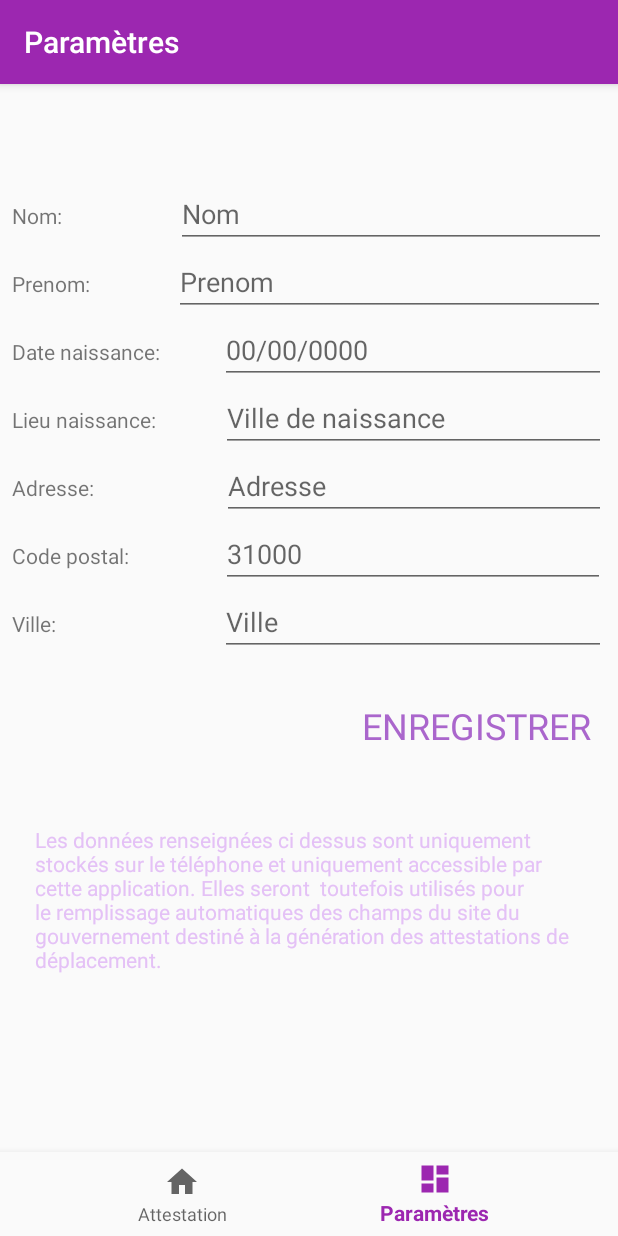
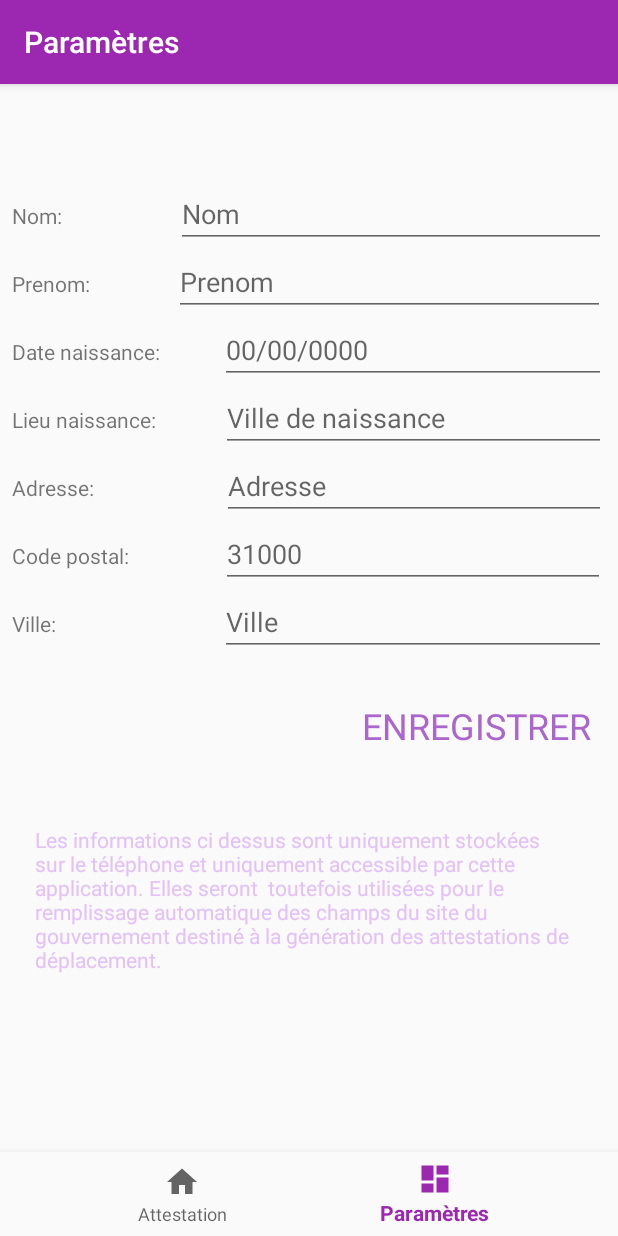
Before and after one commit to ludovicB31/Speed_Attestation_Android, an Android app: the DashboardFragment screen opened through its navigation route, on a phone screen of 412 x 824 dp. Run offline under Robolectric (Android 15) with nearby library versions, the phone set to English and light mode, and no system bars; our stand-ins replace navigation-ui; 1 statement that could not run was skipped.

Commit message:
V0 #addAPK

```diff
--- a/app/src/main/res/layout/fragment_dashboard.xml
+++ b/app/src/main/res/layout/fragment_dashboard.xml
@@ -195,7 +195,7 @@
             android:layout_marginLeft="15dp"
             android:layout_marginTop="50dp"
             android:layout_marginRight="15dp"
-            android:text="Les données renseignées ci dessus sont uniquement stockés sur le téléphone et uniquement accessible par cette application. Elles seront  toutefois utilisés pour le remplissage automatiques des champs du site du gouvernement destiné à la génération des attestations de déplacement."
+            android:text="Les informations ci dessus sont uniquement stockées sur le téléphone et uniquement accessible par cette application. Elles seront  toutefois utilisées pour le remplissage automatique des champs du site du gouvernement destiné à la génération des attestations de déplacement."
             android:textColor="#E4C1F6" />
 
     </LinearLayout>
```
Also changed, not shown: 1 other file.
